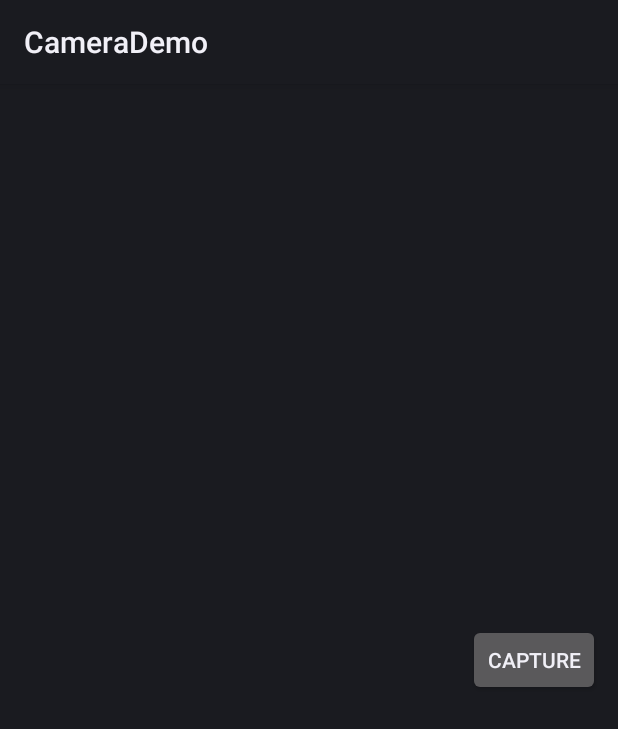
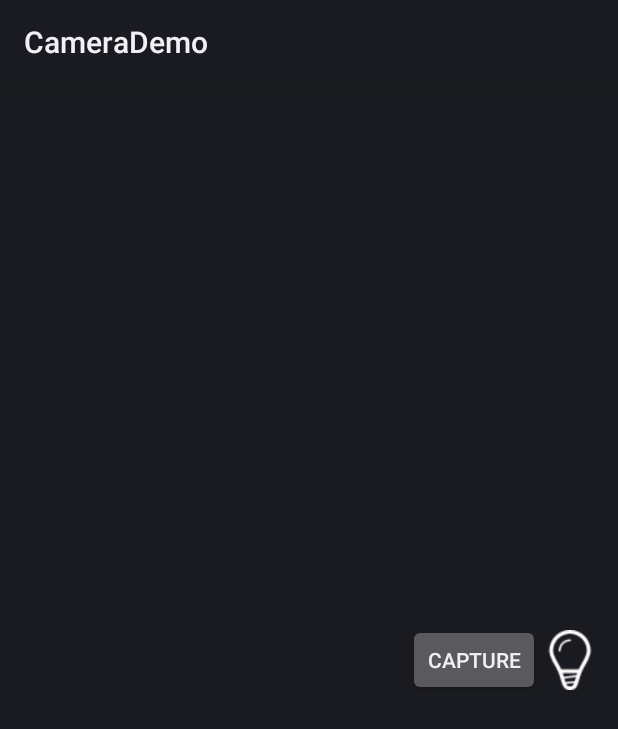
Before and after one commit to huanglongyu/Demos, an Android app: the layout activity_camera.xml on its own in the app's theme, with its tools: preview values and no code run, on a phone screen of 412 x 824 dp. Shown: the top 729 px of the screen. Run offline under Robolectric (Android 15) with nearby library versions, the phone set to English and light mode, and no system bars.

Commit message:
[CameraDemo]1.add permission request 2.add flash mode

```diff
--- a/Android/CameraDemo/app/src/main/java/com/example/hly/camerademo/CameraBase.java
+++ b/Android/CameraDemo/app/src/main/java/com/example/hly/camerademo/CameraBase.java
@@ -22,6 +22,7 @@ public abstract class CameraBase {
     protected abstract void doReleaseCamera();
     protected abstract void setActionCallback(ICaptureCallback c);
     protected abstract void setCaputreInfo(int type, String name);
+    protected abstract void toggleFlashLight();
 
     /** Check if this device has a camera */
     protected boolean checkCameraHardware(Context context) {
--- a/Android/CameraDemo/app/src/main/java/com/example/hly/camerademo/camera2/Camera2Helper.java
+++ b/Android/CameraDemo/app/src/main/java/com/example/hly/camerademo/camera2/Camera2Helper.java
@@ -195,4 +195,9 @@ public class Camera2Helper extends CameraBase implements IPreviewCallback{
     protected void setCaputreInfo(int type, String name) {
 
     }
+
+    @Override
+    protected void toggleFlashLight() {
+
+    }
 }
--- a/Android/CameraDemo/app/src/main/res/layout-land/activity_camera.xml
+++ b/Android/CameraDemo/app/src/main/res/layout-land/activity_camera.xml
@@ -36,6 +36,14 @@
         android:layout_height="wrap_content"
         android:background="@drawable/ic_camera_alt_black_24dp"/>
 
+    <ImageView
+        android:id="@+id/flashLight"
+        android:background="@drawable/flash"
+        android:layout_alignParentRight="true"
+        android:layout_below="@id/capture"
+        android:layout_width="40dp"
+        android:layout_height="40dp" />
+
     <TextView
         android:id="@+id/capture_tips"
         android:layout_marginTop="10dp"
--- a/Android/CameraDemo/app/src/main/res/layout/activity_camera.xml
+++ b/Android/CameraDemo/app/src/main/res/layout/activity_camera.xml
@@ -29,4 +29,11 @@
         android:layout_width="wrap_content"
         android:layout_height="wrap_content"
         android:text="Capture" />
+
+    <ImageView
+        android:id="@+id/flashLight"
+        android:background="@drawable/flash"
+        android:layout_gravity="center"
+        android:layout_width="40dp"
+        android:layout_height="40dp" />
 </LinearLayout>
--- a/Android/CameraDemo/build.gradle
+++ b/Android/CameraDemo/build.gradle
@@ -5,7 +5,7 @@ buildscript {
         jcenter()
     }
     dependencies {
-        classpath 'com.android.tools.build:gradle:2.2.0'
+        classpath 'com.android.tools.build:gradle:2.3.2'
 
         // NOTE: Do not place your application dependencies here; they belong
         // in the individual module build.gradle files
```
Also changed, not shown: Android/CameraDemo/app/build.gradle (+4 -4 lines), Android/CameraDemo/app/src/main/java/com/example/hly/camerademo/CameraActivity.java (+7 -0 lines), Android/CameraDemo/app/src/main/java/com/example/hly/camerademo/MainActivity.java (+34 -4 lines), Android/CameraDemo/app/src/main/java/com/example/hly/camerademo/camera/CameraHelper.java (+25 -3 lines), Android/CameraDemo/app/src/main/res/drawable/flash.png (added), Android/CameraDemo/gradle/wrapper/gradle-wrapper.properties.
